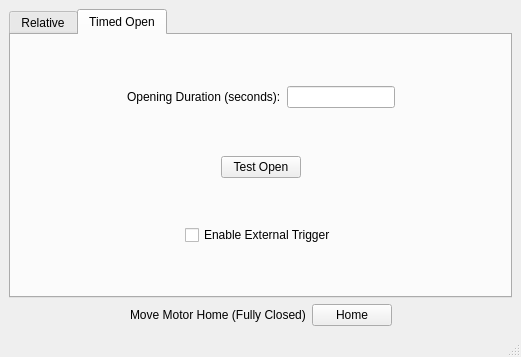
Before: the Qt Designer form mainwindow.ui in kpf5297/DValve, drawn with Qt 5.
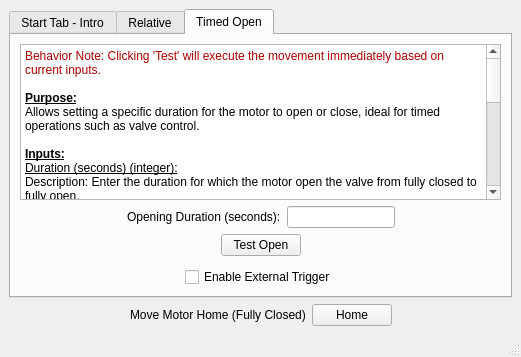
After: the same form once the commit is applied. The open tabs and pages were chosen to show the change.

Commit message: updating with instructions

```diff
--- a/mainwindow.ui
+++ b/mainwindow.ui
@@ -20,6 +20,29 @@
       <property name="currentIndex">
        <number>1</number>
       </property>
+      <widget class="QWidget" name="tab">
+       <attribute name="title">
+        <string>Start Tab - Intro</string>
+       </attribute>
+       <layout class="QHBoxLayout" name="horizontalLayout_8">
+        <item>
+         <widget class="QTextBrowser" name="textBrowser_3">
+          <property name="html">
+           <string>&lt;!DOCTYPE HTML PUBLIC &quot;-//W3C//DTD HTML 4.0//EN&quot; &quot;http://www.w3.org/TR/REC-html40/strict.dtd&quot;&gt;
+&lt;html&gt;&lt;head&gt;&lt;meta name=&quot;qrichtext&quot; content=&quot;1&quot; /&gt;&lt;meta charset=&quot;utf-8&quot; /&gt;&lt;style type=&quot;text/css&quot;&gt;
+p, li { white-space: pre-wrap; }
+hr { height: 1px; border-width: 0; }
+li.unchecked::marker { content: &quot;\2610&quot;; }
+li.checked::marker { content: &quot;\2612&quot;; }
+&lt;/style&gt;&lt;/head&gt;&lt;body style=&quot; font-family:'Sans Serif'; font-size:9pt; font-weight:400; font-style:normal;&quot;&gt;
+&lt;p style=&quot; margin-top:0px; margin-bottom:0px; margin-left:0px; margin-right:0px; -qt-block-indent:0; text-indent:0px;&quot;&gt;Check all connections and ensure the system is powered appropriately before attempting to move the motor.&lt;/p&gt;
+&lt;p style=&quot;-qt-paragraph-type:empty; margin-top:0px; margin-bottom:0px; margin-left:0px; margin-right:0px; -qt-block-indent:0; text-indent:0px;&quot;&gt;&lt;br /&gt;&lt;/p&gt;
+&lt;p style=&quot; margin-top:0px; margin-bottom:0px; margin-left:0px; margin-right:0px; -qt-block-indent:0; text-indent:0px;&quot;&gt;Be mindful of the physical limits and operation of this system to prevent any form of damage or injury.&lt;/p&gt;&lt;/body&gt;&lt;/html&gt;</string>
+          </property>
+         </widget>
+        </item>
+       </layout>
+      </widget>
       <widget class="QWidget" name="relative_tab">
        <attribute name="title">
         <string>Relative</string>
@@ -220,6 +243,44 @@
         <string>Timed Open</string>
        </attribute>
        <layout class="QVBoxLayout" name="verticalLayout_6">
+        <item>
+         <widget class="QTextBrowser" name="textBrowser_2">
+          <property name="html">
+           <string>&lt;!DOCTYPE HTML PUBLIC &quot;-//W3C//DTD HTML 4.0//EN&quot; &quot;http://www.w3.org/TR/REC-html40/strict.dtd&quot;&gt;
+&lt;html&gt;&lt;head&gt;&lt;meta name=&quot;qrichtext&quot; content=&quot;1&quot; /&gt;&lt;meta charset=&quot;utf-8&quot; /&gt;&lt;style type=&quot;text/css&quot;&gt;
+p, li { white-space: pre-wrap; }
+hr { height: 1px; border-width: 0; }
+li.unchecked::marker { content: &quot;\2610&quot;; }
+li.checked::marker { content: &quot;\2612&quot;; }
+&lt;/style&gt;&lt;/head&gt;&lt;body style=&quot; font-family:'Sans Serif'; font-size:9pt; font-weight:400; font-style:normal;&quot;&gt;
+&lt;p style=&quot; margin-top:0px; margin-bottom:0px; margin-left:0px; margin-right:0px; -qt-block-indent:0; text-indent:0px;&quot;&gt;&lt;span style=&quot; color:#aa0000;&quot;&gt;Behavior Note: Clicking 'Test' will execute the movement immediately based on current inputs.&lt;/span&gt;&lt;/p&gt;
+&lt;p style=&quot;-qt-paragraph-type:empty; margin-top:0px; margin-bottom:0px; margin-left:0px; margin-right:0px; -qt-block-indent:0; text-indent:0px; font-weight:700; text-decoration: underline;&quot;&gt;&lt;br /&gt;&lt;/p&gt;
+&lt;p style=&quot; margin-top:0px; margin-bottom:0px; margin-left:0px; margin-right:0px; -qt-block-indent:0; text-indent:0px;&quot;&gt;&lt;span style=&quot; font-weight:700; text-decoration: underline;&quot;&gt;Purpose:&lt;/span&gt;&lt;/p&gt;
+&lt;p style=&quot; margin-top:0px; margin-bottom:0px; margin-left:0px; margin-right:0px; -qt-block-indent:0; text-indent:0px;&quot;&gt;Allows setting a specific duration for the motor to open or close, ideal for timed operations such as valve control.&lt;/p&gt;
+&lt;p style=&quot;-qt-paragraph-type:empty; margin-top:0px; margin-bottom:0px; margin-left:0px; margin-right:0px; -qt-block-indent:0; text-indent:0px;&quot;&gt;&lt;br /&gt;&lt;/p&gt;
+&lt;p style=&quot; margin-top:0px; margin-bottom:0px; margin-left:0px; margin-right:0px; -qt-block-indent:0; text-indent:0px;&quot;&gt;&lt;span style=&quot; font-weight:700; text-decoration: underline;&quot;&gt;Inputs:&lt;/span&gt;&lt;/p&gt;
+&lt;p style=&quot; margin-top:0px; margin-bottom:0px; margin-left:0px; margin-right:0px; -qt-block-indent:0; text-indent:0px;&quot;&gt;&lt;span style=&quot; text-decoration: underline;&quot;&gt;Duration (seconds) (integer):&lt;/span&gt;&lt;/p&gt;
+&lt;p style=&quot; margin-top:0px; margin-bottom:0px; margin-left:0px; margin-right:0px; -qt-block-indent:0; text-indent:0px;&quot;&gt;Description: Enter the duration for which the motor open the valve from fully closed to fully open.&lt;/p&gt;
+&lt;p style=&quot; margin-top:0px; margin-bottom:0px; margin-left:0px; margin-right:0px; -qt-block-indent:0; text-indent:0px;&quot;&gt;Allowed Values: Positive integers representing seconds.  Current range is (9 &amp;lt;= x &amp;lt;= Infinite).&lt;/p&gt;
+&lt;p style=&quot; margin-top:0px; margin-bottom:0px; margin-left:0px; margin-right:0px; -qt-block-indent:0; text-indent:0px;&quot;&gt;Example: 10 for the motor to operate for 10 seconds.&lt;/p&gt;
+&lt;p style=&quot;-qt-paragraph-type:empty; margin-top:0px; margin-bottom:0px; margin-left:0px; margin-right:0px; -qt-block-indent:0; text-indent:0px;&quot;&gt;&lt;br /&gt;&lt;/p&gt;
+&lt;p style=&quot; margin-top:0px; margin-bottom:0px; margin-left:0px; margin-right:0px; -qt-block-indent:0; text-indent:0px;&quot;&gt;&lt;span style=&quot; font-weight:700; text-decoration: underline;&quot;&gt;Controls:&lt;/span&gt;&lt;/p&gt;
+&lt;p style=&quot; margin-top:0px; margin-bottom:0px; margin-left:0px; margin-right:0px; -qt-block-indent:0; text-indent:0px;&quot;&gt;&lt;span style=&quot; text-decoration: underline;&quot;&gt;Test Button:&lt;/span&gt;&lt;/p&gt;
+&lt;p style=&quot; margin-top:0px; margin-bottom:0px; margin-left:0px; margin-right:0px; -qt-block-indent:0; text-indent:0px;&quot;&gt;Function: Runs a test operation of the motor for the entered duration.&lt;/p&gt;
+&lt;p style=&quot; margin-top:0px; margin-bottom:0px; margin-left:0px; margin-right:0px; -qt-block-indent:0; text-indent:0px;&quot;&gt;Behavior Note: Clicking 'Test' will demonstrate how long the motor will run.&lt;/p&gt;
+&lt;p style=&quot;-qt-paragraph-type:empty; margin-top:0px; margin-bottom:0px; margin-left:0px; margin-right:0px; -qt-block-indent:0; text-indent:0px;&quot;&gt;&lt;br /&gt;&lt;/p&gt;
+&lt;p style=&quot; margin-top:0px; margin-bottom:0px; margin-left:0px; margin-right:0px; -qt-block-indent:0; text-indent:0px;&quot;&gt;&lt;span style=&quot; text-decoration: underline;&quot;&gt;External Trigger Checkbox:&lt;/span&gt;&lt;/p&gt;
+&lt;p style=&quot; margin-top:0px; margin-bottom:0px; margin-left:0px; margin-right:0px; -qt-block-indent:0; text-indent:0px;&quot;&gt;Description: Allows external triggers to control the motor for the set duration.&lt;/p&gt;
+&lt;p style=&quot; margin-top:0px; margin-bottom:0px; margin-left:0px; margin-right:0px; -qt-block-indent:0; text-indent:0px;&quot;&gt;Usage: Check this box to enable external trigger control.&lt;/p&gt;
+&lt;p style=&quot; margin-top:0px; margin-bottom:0px; margin-left:0px; margin-right:0px; -qt-block-indent:0; text-indent:0px;&quot;&gt;Note: Ensure external connections are secure and correct to prevent unintended operations.  Presently 3.3V (Active Low)&lt;/p&gt;
+&lt;p style=&quot;-qt-paragraph-type:empty; margin-top:0px; margin-bottom:0px; margin-left:0px; margin-right:0px; -qt-block-indent:0; text-indent:0px;&quot;&gt;&lt;br /&gt;&lt;/p&gt;
+&lt;p style=&quot; margin-top:0px; margin-bottom:0px; margin-left:0px; margin-right:0px; -qt-block-indent:0; text-indent:0px;&quot;&gt;&lt;span style=&quot; font-weight:700; text-decoration: underline;&quot;&gt;Safety and Usage Notes:&lt;/span&gt;&lt;/p&gt;
+&lt;p style=&quot; margin-top:0px; margin-bottom:0px; margin-left:0px; margin-right:0px; -qt-block-indent:0; text-indent:0px;&quot;&gt;Confirm the duration is within safe operational limits.&lt;/p&gt;
+&lt;p style=&quot;-qt-paragraph-type:empty; margin-top:0px; margin-bottom:0px; margin-left:0px; margin-right:0px; -qt-block-indent:0; text-indent:0px;&quot;&gt;&lt;br /&gt;&lt;/p&gt;
+&lt;p style=&quot; margin-top:0px; margin-bottom:0px; margin-left:0px; margin-right:0px; -qt-block-indent:0; text-indent:0px;&quot;&gt;When using external triggers, verify all connections and ensure the system is in a safe state before enabling.&lt;/p&gt;&lt;/body&gt;&lt;/html&gt;</string>
+          </property>
+         </widget>
+        </item>
         <item>
          <spacer name="verticalSpacer_6">
           <property name="orientation">
```
Left out of the diff: 38 changed lines with no effect on the pictures. The commit also changes 2 other files.
